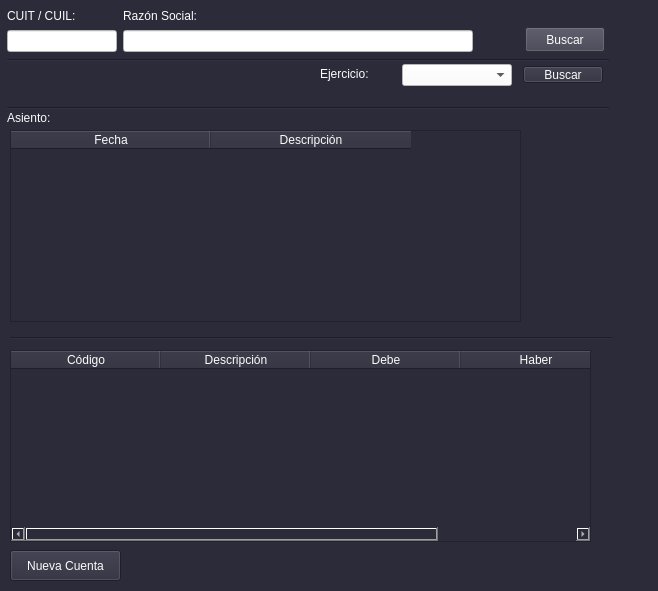
First picture: the form in form_cuentas.ui, repository lriccombene/sgc1, before the edit.
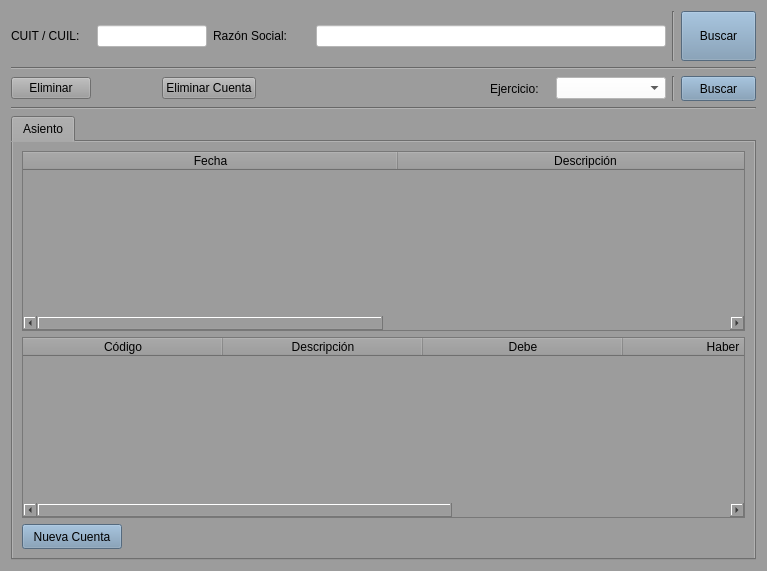
Second picture: the form after the edit.

Diff of the .ui file:
```diff
--- a/form_cuentas.ui
+++ b/form_cuentas.ui
@@ -6,34 +6,41 @@
    <rect>
     <x>0</x>
     <y>0</y>
-    <width>658</width>
-    <height>591</height>
+    <width>767</width>
+    <height>571</height>
    </rect>
   </property>
   <property name="windowTitle">
    <string>Cuentas</string>
   </property>
   <property name="styleSheet">
-   <string notr="true">color: rgb(3, 3, 3);
-background-color: rgb(44, 43, 58);
-font: 10pt &quot;Liberation Sans&quot;;
-color: rgb(252, 252, 252);
-selection-background-color: rgb(155, 155, 185);</string>
+   <string notr="true">font: 10pt &quot;Liberation Sans&quot;;
+color: rgb(0, 0, 0);
+background-color: rgb(156, 156, 156);
+selection-background-color: rgb(164, 190, 221);
+selection-color: rgb(0, 0, 0);</string>
   </property>
-  <widget class="QWidget" name="layoutWidget">
-   <property name="geometry">
-    <rect>
-     <x>7</x>
-     <y>7</y>
-     <width>598</width>
-     <height>45</height>
-    </rect>
-   </property>
+  <layout class="QGridLayout" name="gridLayout_2">
+   <item row="0" column="0">
+    <layout class="QVBoxLayout" name="verticalLayout_2">
+     <item>
+      <layout class="QGridLayout" name="gridLayout_3">
+       <item row="0" column="0">
    <layout class="QHBoxLayout" name="horizontalLayout_15">
     <item>
-     <layout class="QVBoxLayout" name="verticalLayout_3">
-      <item>
        <widget class="QLabel" name="label_15">
+           <property name="minimumSize">
+            <size>
+             <width>80</width>
+             <height>0</height>
+            </size>
+           </property>
+           <property name="maximumSize">
+            <size>
+             <width>75</width>
+             <height>16777215</height>
+            </size>
+           </property>
         <property name="text">
          <string>CUIT / CUIL: </string>
         </property>
@@ -64,8 +71,8 @@
       </item>
      </layout>
     </item>
-    <item>
-     <layout class="QVBoxLayout" name="verticalLayout_4">
+       <item row="0" column="1">
+        <layout class="QHBoxLayout" name="horizontalLayout_16">
       <item>
        <widget class="QLabel" name="label_16">
         <property name="text">
@@ -95,223 +102,409 @@
       </item>
      </layout>
     </item>
-    <item>
-     <spacer name="horizontalSpacer_4">
-      <property name="orientation">
-       <enum>Qt::Horizontal</enum>
-      </property>
-      <property name="sizeHint" stdset="0">
-       <size>
-        <width>40</width>
-        <height>20</height>
-       </size>
-      </property>
-     </spacer>
-    </item>
-    <item alignment="Qt::AlignBottom">
-     <widget class="QPushButton" name="btn_buscar">
-      <property name="minimumSize">
-       <size>
-        <width>0</width>
-        <height>25</height>
-       </size>
-      </property>
-      <property name="maximumSize">
-       <size>
-        <width>16777215</width>
-        <height>25</height>
-       </size>
-      </property>
-      <property name="styleSheet">
-       <string notr="true">background-color: rgb(64, 63, 78);</string>
-      </property>
-      <property name="text">
-       <string>Buscar</string>
-      </property>
-     </widget>
-    </item>
-   </layout>
-  </widget>
+       <item row="0" column="2">
   <widget class="Line" name="line">
-   <property name="geometry">
-    <rect>
-     <x>7</x>
-     <y>52</y>
-     <width>602</width>
-     <height>16</height>
-    </rect>
-   </property>
    <property name="orientation">
-    <enum>Qt::Horizontal</enum>
-   </property>
-  </widget>
-  <widget class="QComboBox" name="cbx_ejercicio">
-   <property name="geometry">
-    <rect>
-     <x>402</x>
-     <y>64</y>
-     <width>110</width>
-     <height>22</height>
-    </rect>
-   </property>
+          <enum>Qt::Vertical</enum>
+         </property>
+        </widget>
+       </item>
+       <item row="0" column="3">
+        <widget class="QPushButton" name="btn_buscar">
    <property name="minimumSize">
     <size>
-     <width>110</width>
-     <height>0</height>
+           <width>75</width>
+           <height>50</height>
     </size>
    </property>
    <property name="maximumSize">
     <size>
-     <width>110</width>
-     <height>16777215</height>
+           <width>75</width>
+           <height>50</height>
     </size>
    </property>
    <property name="styleSheet">
-    <string notr="true">background-color: rgb(255, 255, 255);
-color: rgb(0, 0, 0);</string>
-   </property>
-  </widget>
+          <string notr="true">background-color: rgb(119, 149, 177);</string>
+         </property>
+         <property name="text">
+          <string>Buscar</string>
+         </property>
+        </widget>
+       </item>
+      </layout>
+     </item>
+     <item>
+      <widget class="Line" name="line_2">
+       <property name="orientation">
+        <enum>Qt::Horizontal</enum>
+       </property>
+      </widget>
+     </item>
+     <item>
+      <layout class="QGridLayout" name="gridLayout_4">
+       <item row="0" column="5">
+        <spacer name="horizontalSpacer_5">
+         <property name="orientation">
+          <enum>Qt::Horizontal</enum>
+         </property>
+         <property name="sizeHint" stdset="0">
+          <size>
+           <width>40</width>
+           <height>20</height>
+          </size>
+         </property>
+        </spacer>
+       </item>
+       <item row="0" column="6">
+        <spacer name="horizontalSpacer_7">
+         <property name="orientation">
+          <enum>Qt::Horizontal</enum>
+         </property>
+         <property name="sizeHint" stdset="0">
+          <size>
+           <width>40</width>
+           <height>20</height>
+          </size>
+         </property>
+        </spacer>
+       </item>
+       <item row="0" column="2">
+        <spacer name="horizontalSpacer_9">
+         <property name="orientation">
+          <enum>Qt::Horizontal</enum>
+         </property>
+         <property name="sizeHint" stdset="0">
+          <size>
+           <width>40</width>
+           <height>20</height>
+          </size>
+         </property>
+        </spacer>
+       </item>
+       <item row="0" column="1">
+        <spacer name="horizontalSpacer_2">
+         <property name="orientation">
+          <enum>Qt::Horizontal</enum>
+         </property>
+         <property name="sizeHint" stdset="0">
+          <size>
+           <width>40</width>
+           <height>20</height>
+          </size>
+         </property>
+        </spacer>
+       </item>
+       <item row="0" column="4">
+        <spacer name="horizontalSpacer_8">
+         <property name="orientation">
+          <enum>Qt::Horizontal</enum>
+         </property>
+         <property name="sizeHint" stdset="0">
+          <size>
+           <width>40</width>
+           <height>20</height>
+          </size>
+         </property>
+        </spacer>
+       </item>
+       <item row="0" column="7">
+        <spacer name="horizontalSpacer_6">
+         <property name="orientation">
+          <enum>Qt::Horizontal</enum>
+         </property>
+         <property name="sizeHint" stdset="0">
+          <size>
+           <width>40</width>
+           <height>20</height>
+          </size>
+         </property>
+        </spacer>
+       </item>
+       <item row="0" column="8">
+        <spacer name="horizontalSpacer_4">
+         <property name="orientation">
+          <enum>Qt::Horizontal</enum>
+         </property>
+         <property name="sizeHint" stdset="0">
+          <size>
+           <width>40</width>
+           <height>20</height>
+          </size>
+         </property>
+        </spacer>
+       </item>
+       <item row="0" column="9">
+        <spacer name="horizontalSpacer_3">
+         <property name="orientation">
+          <enum>Qt::Horizontal</enum>
+         </property>
+         <property name="sizeHint" stdset="0">
+          <size>
+           <width>40</width>
+           <height>20</height>
+          </size>
+         </property>
+        </spacer>
+       </item>
+       <item row="0" column="10">
+        <spacer name="horizontalSpacer">
+         <property name="orientation">
+          <enum>Qt::Horizontal</enum>
+         </property>
+         <property name="sizeHint" stdset="0">
+          <size>
+           <width>40</width>
+           <height>20</height>
+          </size>
+         </property>
+        </spacer>
+       </item>
+       <item row="0" column="11">
   <widget class="QLabel" name="label_21">
-   <property name="geometry">
-    <rect>
-     <x>320</x>
-     <y>66</y>
-     <width>61</width>
-     <height>16</height>
-    </rect>
+         <property name="minimumSize">
+          <size>
+           <width>60</width>
+           <height>0</height>
+          </size>
+         </property>
+         <property name="maximumSize">
+          <size>
+           <width>75</width>
+           <height>16777215</height>
+          </size>
    </property>
    <property name="text">
     <string>Ejercicio:</string>
    </property>
   </widget>
+       </item>
+       <item row="0" column="12">
+        <widget class="QComboBox" name="cbx_ejercicio">
+         <property name="minimumSize">
+          <size>
+           <width>110</width>
+           <height>0</height>
+          </size>
+         </property>
+         <property name="maximumSize">
+          <size>
+           <width>110</width>
+           <height>16777215</height>
+          </size>
+         </property>
+         <property name="styleSheet">
+          <string notr="true">background-color: rgb(255, 255, 255);
+color: rgb(0, 0, 0);</string>
+         </property>
+        </widget>
+       </item>
+       <item row="0" column="13">
+        <widget class="Line" name="line_4">
+         <property name="orientation">
+          <enum>Qt::Vertical</enum>
+         </property>
+        </widget>
+       </item>
+       <item row="0" column="14">
   <widget class="QPushButton" name="btn_buscar_asiento">
-   <property name="geometry">
-    <rect>
-     <x>523</x>
-     <y>66</y>
-     <width>80</width>
-     <height>17</height>
-    </rect>
+         <property name="minimumSize">
+          <size>
+           <width>75</width>
+           <height>25</height>
+          </size>
+         </property>
+         <property name="maximumSize">
+          <size>
+           <width>75</width>
+           <height>25</height>
+          </size>
+         </property>
+         <property name="styleSheet">
+          <string notr="true">background-color: rgb(119, 149, 177);</string>
    </property>
    <property name="text">
     <string>Buscar</string>
    </property>
   </widget>
-  <widget class="Line" name="line_2">
-   <property name="geometry">
-    <rect>
-     <x>7</x>
-     <y>100</y>
-     <width>602</width>
-     <height>16</height>
-    </rect>
-   </property>
+       </item>
+       <item row="0" column="0">
+        <widget class="QPushButton" name="btn_eliminar">
+         <property name="text">
+          <string>Eliminar</string>
+         </property>
+        </widget>
+       </item>
+       <item row="0" column="3">
+        <widget class="QPushButton" name="btn_eliminar_cuenta">
+         <property name="text">
+          <string>Eliminar Cuenta</string>
+         </property>
+        </widget>
+       </item>
+      </layout>
+     </item>
+    </layout>
+   </item>
+   <item row="1" column="0">
+    <widget class="Line" name="line_3">
    <property name="orientation">
     <enum>Qt::Horizontal</enum>
    </property>
   </widget>
+   </item>
+   <item row="2" column="0">
+    <widget class="QTabWidget" name="tabWidget">
+     <property name="currentIndex">
+      <number>0</number>
+     </property>
+     <widget class="QWidget" name="tab">
+      <attribute name="title">
+       <string>Asiento</string>
+      </attribute>
+      <layout class="QGridLayout" name="gridLayout">
+       <item row="0" column="0">
+        <layout class="QGridLayout" name="gridLayout_5">
+         <item row="0" column="0">
   <widget class="QTableWidget" name="tw_asiento">
-   <property name="geometry">
-    <rect>
-     <x>10</x>
-     <y>130</y>
-     <width>511</width>
-     <height>192</height>
-    </rect>
-   </property>
    <property name="selectionBehavior">
     <enum>QAbstractItemView::SelectRows</enum>
    </property>
    <attribute name="horizontalHeaderDefaultSectionSize">
-    <number>200</number>
+            <number>375</number>
    </attribute>
    <column>
     <property name="text">
      <string>Fecha</string>
     </property>
+            <property name="background">
+             <color>
+              <red>151</red>
+              <green>177</green>
+              <blue>199</blue>
+             </color>
+            </property>
    </column>
    <column>
     <property name="text">
      <string>Descripción</string>
     </property>
-   </column>
-  </widget>
-  <widget class="QLabel" name="label_4">
-   <property name="geometry">
-    <rect>
-     <x>7</x>
-     <y>110</y>
-     <width>61</width>
-     <height>16</height>
-    </rect>
-   </property>
-   <property name="text">
-    <string>Asiento:</string>
-   </property>
-  </widget>
+            <property name="background">
+             <color>
+              <red>164</red>
+              <green>184</green>
+              <blue>199</blue>
+             </color>
+            </property>
+           </column>
+          </widget>
+         </item>
+         <item row="2" column="0">
   <widget class="QTableWidget" name="tw_cuentas">
-   <property name="geometry">
-    <rect>
-     <x>10</x>
-     <y>350</y>
-     <width>581</width>
-     <height>192</height>
-    </rect>
+           <property name="editTriggers">
+            <set>QAbstractItemView::DoubleClicked</set>
    </property>
    <property name="selectionBehavior">
     <enum>QAbstractItemView::SelectRows</enum>
    </property>
    <attribute name="horizontalHeaderDefaultSectionSize">
-    <number>150</number>
+            <number>200</number>
    </attribute>
    <column>
     <property name="text">
      <string>Código</string>
     </property>
+            <property name="background">
+             <color>
+              <red>164</red>
+              <green>185</green>
+              <blue>200</blue>
+             </color>
+            </property>
    </column>
    <column>
     <property name="text">
      <string>Descripción</string>
     </property>
+            <property name="background">
+             <color>
+              <red>164</red>
+              <green>185</green>
+              <blue>200</blue>
+             </color>
+            </property>
    </column>
    <column>
     <property name="text">
      <string>Debe</string>
     </property>
+            <property name="background">
+             <color>
+              <red>164</red>
+              <green>185</green>
+              <blue>200</blue>
+             </color>
+            </property>
    </column>
    <column>
     <property name="text">
      <string>Haber</string>
     </property>
-   </column>
-  </widget>
-  <widget class="Line" name="line_3">
-   <property name="geometry">
-    <rect>
-     <x>10</x>
-     <y>330</y>
-     <width>602</width>
-     <height>16</height>
-    </rect>
-   </property>
-   <property name="orientation">
-    <enum>Qt::Horizontal</enum>
-   </property>
-  </widget>
+            <property name="background">
+             <color>
+              <red>164</red>
+              <green>185</green>
+              <blue>200</blue>
+             </color>
+            </property>
+           </column>
+           <column>
+            <property name="text">
+             <string>ID</string>
+            </property>
+           </column>
+          </widget>
+         </item>
+        </layout>
+       </item>
+       <item row="2" column="0">
   <widget class="QPushButton" name="btn_nueva_cuenta">
-   <property name="geometry">
-    <rect>
-     <x>10</x>
-     <y>550</y>
-     <width>111</width>
-     <height>31</height>
-    </rect>
+         <property name="minimumSize">
+          <size>
+           <width>100</width>
+           <height>25</height>
+          </size>
+         </property>
+         <property name="maximumSize">
+          <size>
+           <width>100</width>
+           <height>25</height>
+          </size>
+         </property>
+         <property name="styleSheet">
+          <string notr="true">background-color: rgb(119, 149, 177);</string>
    </property>
    <property name="text">
     <string>Nueva Cuenta</string>
    </property>
   </widget>
- </widget>
+       </item>
+      </layout>
+     </widget>
+    </widget>
+   </item>
+  </layout>
+ </widget>
+ <tabstops>
+  <tabstop>lne_cuit</tabstop>
+  <tabstop>lne_razon_social</tabstop>
+  <tabstop>btn_buscar</tabstop>
+  <tabstop>cbx_ejercicio</tabstop>
+  <tabstop>btn_buscar_asiento</tabstop>
+  <tabstop>tabWidget</tabstop>
+  <tabstop>tw_asiento</tabstop>
+  <tabstop>tw_cuentas</tabstop>
+  <tabstop>btn_nueva_cuenta</tabstop>
+ </tabstops>
  <resources/>
  <connections/>
 </ui>
```
Left out of the diff: 2 changed lines with no effect on the pictures. Lines whose indentation alone changed are shown as unchanged.
